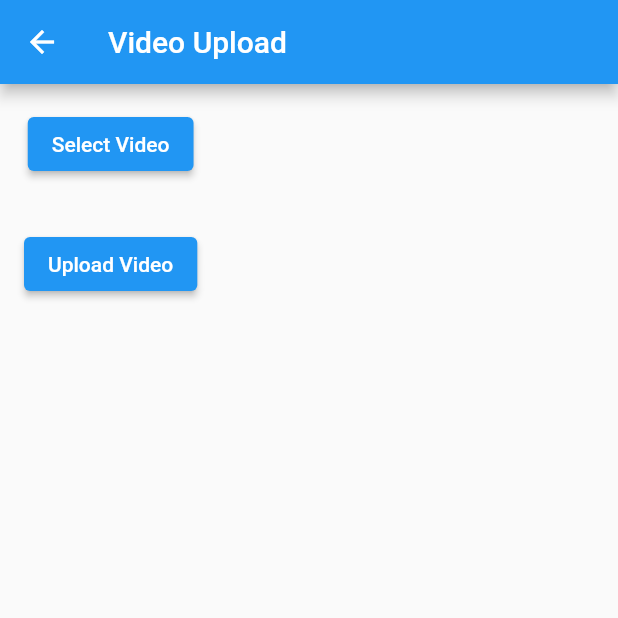
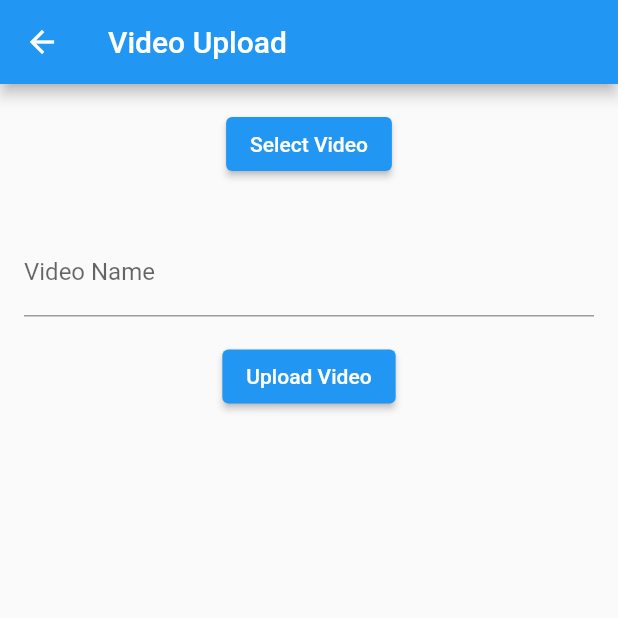
Before and after one commit to MarcelSSouza/songlearn, a Flutter app: the VideoUploadPage screen opened by its route, after a tap on "Upload Video", on a phone screen of 412 x 824 dp, the top half of it. Run offline on Flutter 3.47's test engine with Material 2 defaults, Android fonts, the light colour scheme and no system bars; our stand-ins replace file_picker, firebase_auth, firebase_core, firebase_storage, google_maps_flutter, video_player; accounts and stored records are empty.

Commit message:
Video List and Upload Working

```diff
--- a/lib/Pages/VideoUploadPage.dart
+++ b/lib/Pages/VideoUploadPage.dart
@@ -11,6 +11,7 @@
 
 class _VideoUploadPageState extends State<VideoUploadPage> {
   File? _videoFile;
+  TextEditingController _videoNameController = TextEditingController();
 
   void _pickVideo() async {
     FilePickerResult? result = await FilePicker.platform.pickFiles(
@@ -42,6 +43,12 @@
   }
 
   @override
+  void dispose() {
+    _videoNameController.dispose();
+    super.dispose();
+  }
+
+  @override
   Widget build(BuildContext context) {
     return Scaffold(
       appBar: AppBar(
@@ -59,19 +66,29 @@
             if (_videoFile != null)
               Text('Selected Video: ${_videoFile!.path}'),
             SizedBox(height: 16.0),
+            TextField(
+              controller: _videoNameController,
+              decoration: InputDecoration(
+                labelText: 'Video Name',
+              ),
+            ),
+            SizedBox(height: 16.0),
             ElevatedButton(
               onPressed: () async {
                 if (_videoFile != null) {
-                  String videoName = 'video_name.mp4';
+                  String videoName = _videoNameController.text.trim();
+                  if (videoName.isNotEmpty) {
                     String downloadURL = await uploadVideo(_videoFile!, videoName);
                     print('Download URL: $downloadURL');
-                  //alert user that upload was successful
+                    // Alert the user that upload was successful
                     ScaffoldMessenger.of(context).showSnackBar(
                       SnackBar(
                         content: Text('Video uploaded successfully'),
                       ),
                     );
-
+                  } else {
+                    print('Please enter a video name');
+                  }
                 } else {
                   print('Please select a video file');
                 }
```
Lines whose indentation alone changed are shown as unchanged.
